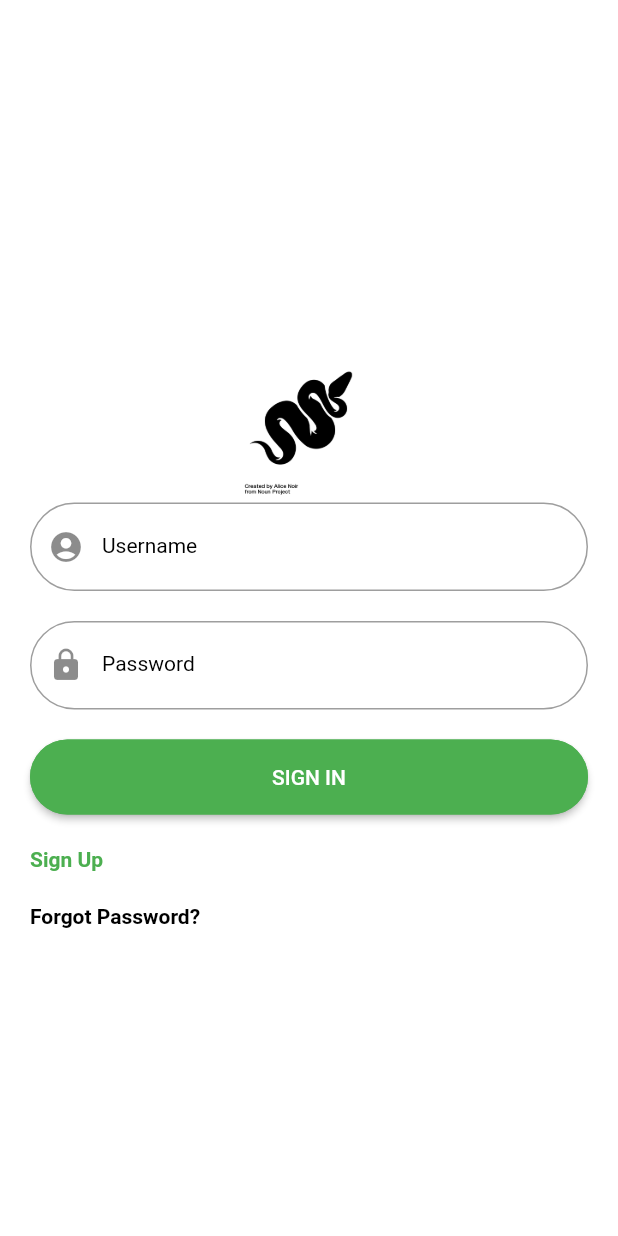
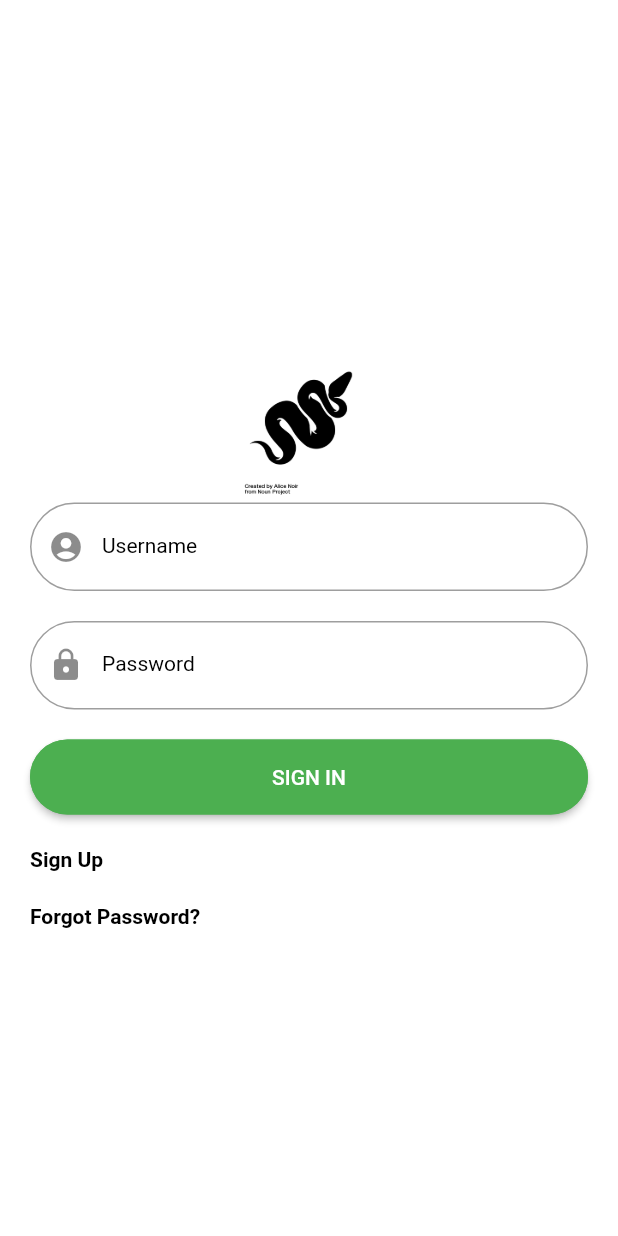
Before and after one commit to ark200/field_guide_flutter, a Flutter app: the screen it shows after launch, on a phone screen of 412 x 824 dp. Run offline on Flutter 3.47's test engine with Material 2 defaults, Android fonts, the phone set to English and light mode, and no system bars; our stand-ins replace fluttertoast.

Commit message:
login page edited

```diff
--- a/lib/LoginScreen.dart
+++ b/lib/LoginScreen.dart
@@ -191,7 +191,7 @@ class _LoginState extends State<LoginScreen>
 //                              onTap: () => Navigator.push(context, MaterialPageRoute(builder: (context)=> RegistrationScreen())),
                             child: Text("Sign Up",
                             style: TextStyle(
-                              color: Colors.green,
+                              color: Colors.black,
                               fontWeight: FontWeight.bold
                             ),),
                             ),
```
Also changed, not shown: lib/HomeScreen.dart (+0 -18 lines).
